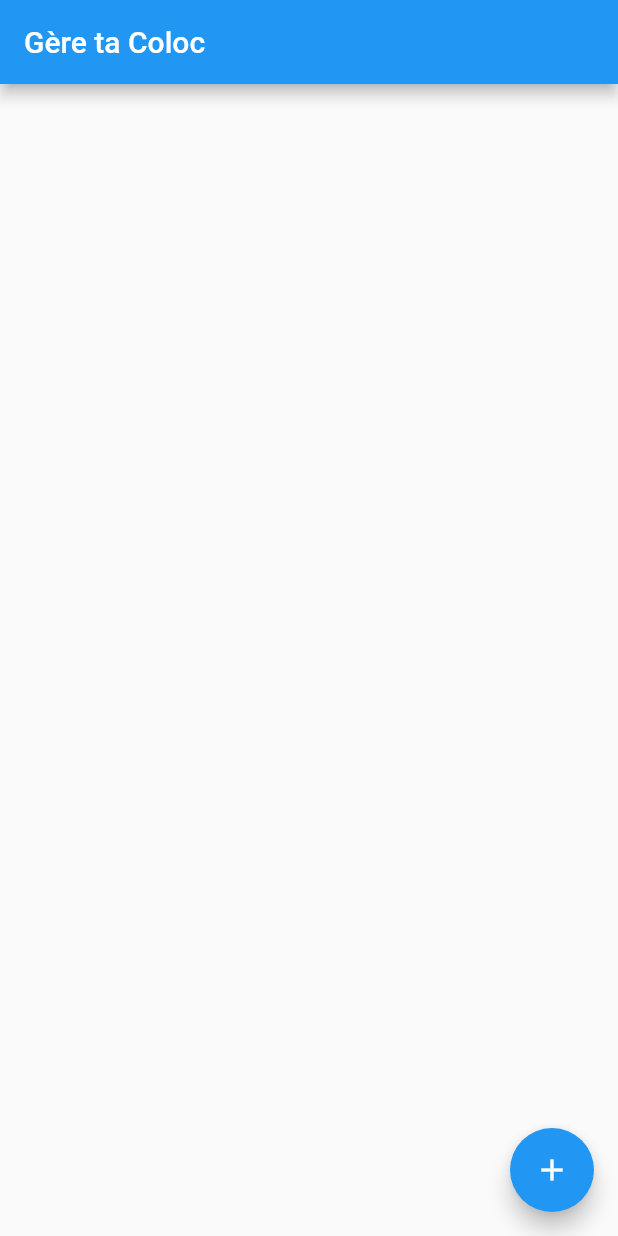
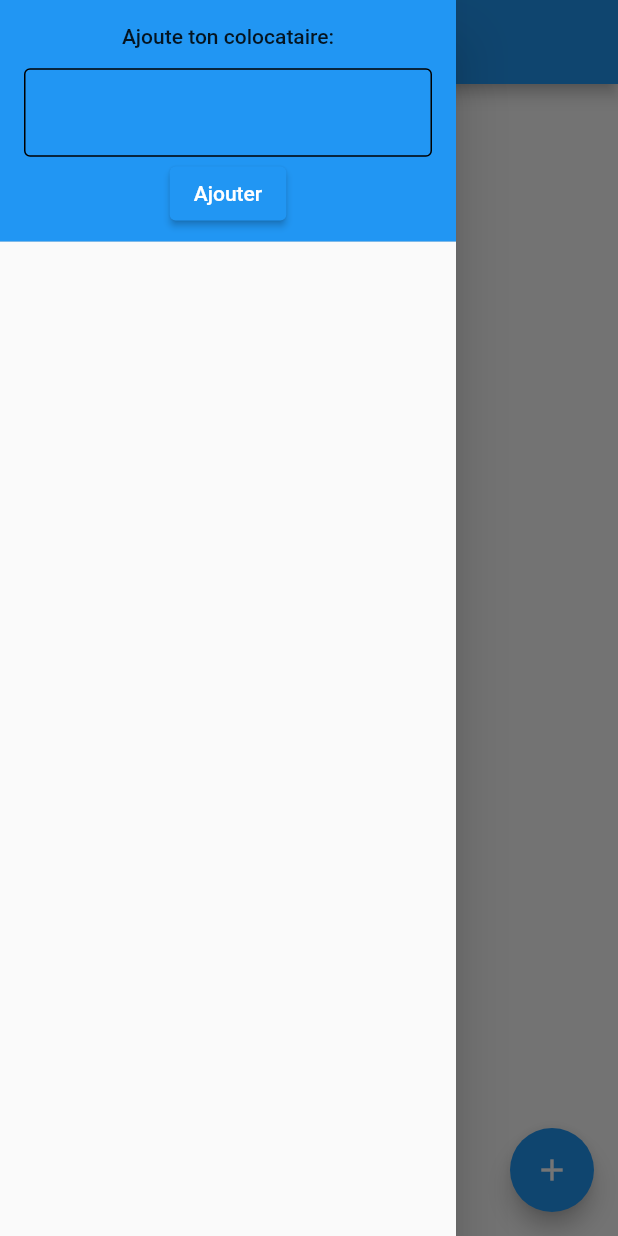
Before and after one commit to CedGitCode/GereTaColoc, a Flutter app: the screen it shows after launch, with the side drawer open (before the commit the screen has no drawer), on a phone screen of 412 x 824 dp. Run offline on Flutter 3.47's test engine with Material 2 defaults, Android fonts, the phone set to English and light mode, and no system bars.

Commit message:
Big Update to add a lot of new stuff

```diff
--- /dev/null
+++ b/lib/article.dart
@@ -0,0 +1,9 @@
+import 'package:flutter/material.dart';
+
+class Article {
+
+  String name;
+  String price;
+
+  Article(this.name, this.price);
+}
--- a/lib/main.dart
+++ b/lib/main.dart
@@ -1,47 +1,189 @@
 import 'package:flutter/material.dart';
+import 'package:gere_ta_coloc/article.dart';
+import 'package:flutter/services.dart';
 
 void main() {
   runApp(const MyApp());
 }
 
-class MyApp extends StatefulWidget {
+
+class MyApp extends StatelessWidget {
   const MyApp({Key? key}) : super(key: key);
-
-  @override
-  State<MyApp> createState() => _MyAppState();
-}
-
-class _MyAppState extends State<MyApp> {
-
-  List<Widget> listViewChildren = [];
 
   @override
   Widget build(BuildContext context) {
     return MaterialApp(
-      debugShowCheckedModeBanner: false,
-      home: Scaffold(
+      home:const MyHomePage(),
+    );
+  }
+}
+
+class MyHomePage extends StatefulWidget {
+  const MyHomePage({Key? key}) : super(key: key);
+
+  @override
+  State<MyHomePage> createState() => _MyHomePage();
+}
+
+
+class _MyHomePage extends State<MyHomePage> {
+
+  List<Widget> listViewChildren = [];
+  List<Article> listViewArticle = [];
+  List<String> listViewColocataire = [];
+
+  final myTextController = TextEditingController();
+  final nameTextController = TextEditingController();
+  final priceTextController = TextEditingController();
+
+  void addingColocataireInListView(String textTyped) {
+    if (textTyped.isEmpty) return;
+    if (listViewColocataire.contains(textTyped)) return;
+
+    setState(() {
+      listViewColocataire.add(textTyped);
+    });
+  }
+
+  @override
+  void dispose() {
+    myTextController.dispose();
+    super.dispose();
+  }
+
+  @override
+  Widget build(BuildContext context) {
+    return Scaffold(
+        drawer: Drawer(
+          child:Column(
+            children: <Widget>[
+              DrawerHeader(
+                decoration: const BoxDecoration(
+                  color: Colors.blue,
+                ),
+                child:Column(
+                  mainAxisAlignment: MainAxisAlignment.spaceBetween,
+                  children:  <Widget>[
+                    const Padding(
+                      padding:EdgeInsets.fromLTRB(0.0, 0.0, 0.0, 13.0),
+                      child:Text("Ajoute ton colocataire:"),
+                    ),
+                    TextField(
+                      controller: myTextController,
+                      obscureText: false,
+                      cursorColor: Colors.black,
+                      keyboardType: TextInputType.visiblePassword,
+                      decoration:const InputDecoration(
+                        focusedBorder: OutlineInputBorder(
+                          borderSide: BorderSide(width: 1, color: Colors.black),
+                        ),
+                        enabledBorder: OutlineInputBorder(
+                          borderSide: BorderSide(width: 1, color: Colors.black),
+                        ),
+                      ),
+                    ),
+                    ElevatedButton(
+                        onPressed:() => addingColocataireInListView(myTextController.text),
+                        child:const Text("Ajouter")
+                    )
+                  ]
+                ),
+              ),
+
+              Expanded(
+                child:ListView.separated(
+                  scrollDirection: Axis.vertical,
+                  shrinkWrap: true,
+                  itemCount: listViewColocataire.length,
+                  separatorBuilder: (context, index) => const Divider(),
+                  itemBuilder: (context, index) {
+                    return ListTile(
+                      title:Text(
+                        listViewColocataire[index],
+                        textAlign: TextAlign.center,
+                        style: const TextStyle(fontWeight: FontWeight.bold),
+                      )
+                    );
+                  },
+                )
+              )
+            ],
+          ),
+        ),
         appBar: AppBar(
-          title: const Text("Gère ta Coloc")
+          title: const Text("Gère ta Coloc"),
         ),
         body:SafeArea(
           child:ListView.separated(
-            itemCount: listViewChildren.length,
+            itemCount: listViewArticle.length,
             separatorBuilder: (context, index) => const Divider(),
             itemBuilder: (context, index) {
               return ListTile(
-                title:listViewChildren[index]
+                title:Row(
+                    mainAxisAlignment: MainAxisAlignment.spaceEvenly,
+                    children: [
+                      Text(listViewArticle[index].name),
+                      Text(listViewArticle[index].price + '\$')
+                  ]
+                )
               );
             },
           )
         ),
         floatingActionButton: FloatingActionButton(
-          onPressed: () => setState(() {
-            listViewChildren.add(Text("Coucou"));
-          }),
+          onPressed: () {
+            showDialog<String>(
+              context: context,
+              builder: (BuildContext context) => AlertDialog(
+                title: const Text('Ajout Article'),
+                content: SingleChildScrollView(
+                  reverse: true,
+                  padding: EdgeInsets.all(50),
+                  child:Column(
+                    children: [
+                      TextField(
+                        controller: nameTextController,
+                        decoration: const InputDecoration(
+                          border: OutlineInputBorder(),
+                          labelText: 'Nom de l\'article',
+                        ),
+                      ),
+                      const SizedBox(height: 15),
+                      TextField(
+                        keyboardType: TextInputType.numberWithOptions(decimal: true),
+                        inputFormatters: [FilteringTextInputFormatter.digitsOnly],
+                        controller: priceTextController,
+                        decoration: const InputDecoration(
+                            border: OutlineInputBorder(),
+                            labelText: 'Prix'
+                        ),
+                      ),
+                    ],
+                  )
+                ),
+                actions: <Widget>[
+                  TextButton(
+                    onPressed: () => Navigator.pop(context, 'Cancel'),
+                    child: const Text('Annuler'),
+                  ),
+                  TextButton(
+                    onPressed: () => {
+                      Navigator.pop(context, 'OK'),
+                      setState(() {
+                          listViewArticle.add(Article(nameTextController.text, priceTextController.text) );
+                      })
+                    },
+                    child: const Text('Ajouter'),
+                  ),
+                ],
+
+              ),
+            );
+            //Navigator.push(context, MaterialPageRoute(builder: (context) => Article()) );
+          },
           tooltip: 'Ajout Nourritures',
           child: const Icon(Icons.add)
         ),
-      ),
     );
   }
 }
```
